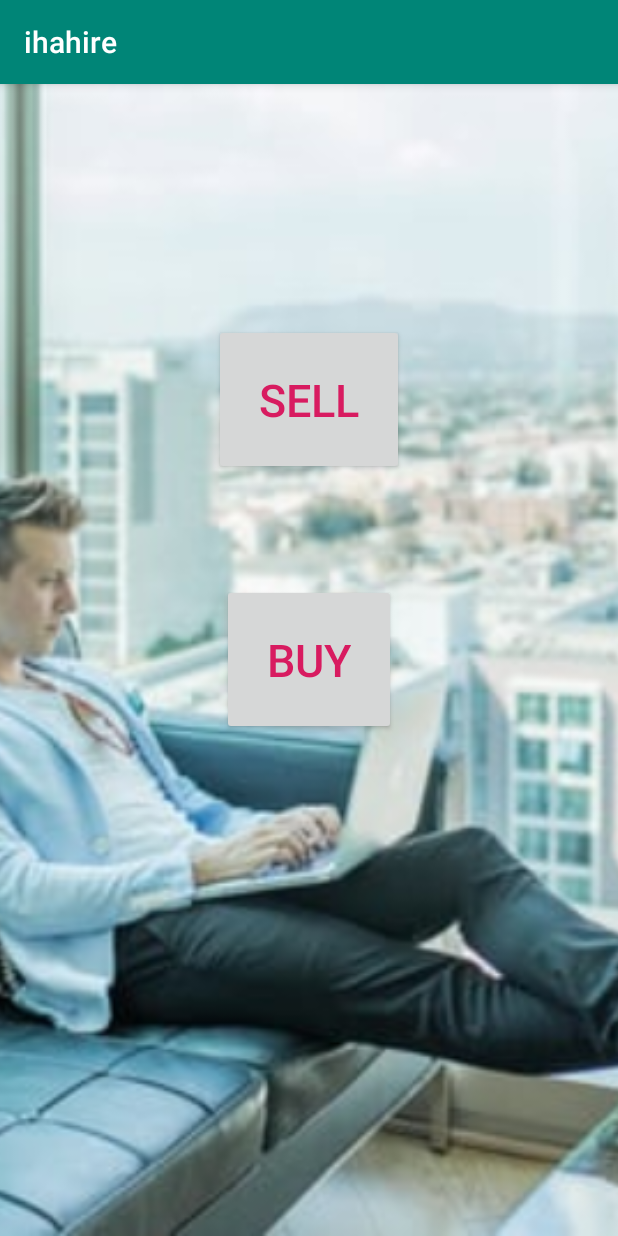
After one commit to mybene/Ihahire2, an Android app: the ChoiceActivity screen opened directly, with no data from a screen before it, on a phone screen of 412 x 824 dp. The commit adds this screen. Run offline under Robolectric (Android 15) with nearby library versions, the phone set to English and light mode, and no system bars; our stand-ins replace ButterKnife.

Commit message:
create choiceActivity

```diff
--- a/app/build.gradle
+++ b/app/build.gradle
@@ -26,4 +26,10 @@ dependencies {
     testImplementation 'junit:junit:4.12'
     androidTestImplementation 'androidx.test:runner:1.2.0'
     androidTestImplementation 'androidx.test.espresso:espresso-core:3.2.0'
+    //Retrofit dependecies
+    implementation 'com.squareup.retrofit2:retrofit:2.5.0'
+    implementation 'com.squareup.retrofit2:converter-gson:2.5.0'
+    //Butterknife depenecies
+    implementation 'com.jakewharton:butterknife:10.2.0'
+    annotationProcessor 'com.jakewharton:butterknife-compiler:10.2.0'
 }
--- a/app/src/main/AndroidManifest.xml
+++ b/app/src/main/AndroidManifest.xml
@@ -9,7 +9,8 @@
         android:roundIcon="@mipmap/ic_launcher_round"
         android:supportsRtl="true"
         android:theme="@style/AppTheme">
-        <activity android:name=".ui.SignUpActivity"></activity>
+        <activity android:name=".ui.ChoiceActivity"></activity>
+        <activity android:name=".ui.SignUpActivity" />
         <activity android:name=".ui.LoginActivity" />
         <activity android:name=".ui.MainActivity">
             <intent-filter>
--- /dev/null
+++ b/app/src/main/java/com/example/ihahire/ui/ChoiceActivity.java
@@ -0,0 +1,50 @@
+package com.example.ihahire.ui;
+
+import androidx.appcompat.app.AppCompatActivity;
+
+import android.content.Intent;
+import android.os.Bundle;
+import android.view.View;
+import android.widget.Button;
+
+import com.example.ihahire.R;
+
+import butterknife.BindView;
+import butterknife.ButterKnife;
+
+public class ChoiceActivity extends AppCompatActivity {
+    @BindView(R.id.buy)
+    Button mBuy;
+    @BindView(R.id.sell) Button mSell;
+
+
+    @Override
+    protected void onCreate(Bundle savedInstanceState) {
+        super.onCreate(savedInstanceState);
+        setContentView(R.layout.activity_choice);
+
+        ButterKnife.bind(this);
+
+        mBuy.setOnClickListener(new View.OnClickListener() {
+
+            @Override
+            public void onClick(View v) {
+                Intent intent = new Intent(ChoiceActivity.this, BuyMainActivity.class);
+                startActivity(intent);
+
+            }
+        });
+
+        mSell.setOnClickListener(new View.OnClickListener() {
+            @Override
+            public void onClick(View v) {
+                Intent intent1=new Intent(ChoiceActivity.this, sellActivity.class);
+                startActivity(intent1);
+            }
+        });
+
+
+
+
+    }
+}
--- /dev/null
+++ b/app/src/main/res/layout/activity_choice.xml
@@ -0,0 +1,37 @@
+<?xml version="1.0" encoding="utf-8"?>
+<RelativeLayout xmlns:android="http://schemas.android.com/apk/res/android"
+    xmlns:app="http://schemas.android.com/apk/res-auto"
+    xmlns:tools="http://schemas.android.com/tools"
+    android:layout_width="match_parent"
+    android:layout_height="match_parent"
+    tools:context=".ui.ChoiceActivity">
+
+    <ImageView
+        android:id="@+id/img2"
+        android:layout_width="match_parent"
+        android:layout_height="match_parent"
+        android:scaleType="centerCrop"
+        android:src="@drawable/choice" />
+
+    <Button
+        android:id="@+id/buy"
+        android:layout_width="wrap_content"
+        android:layout_height="wrap_content"
+        android:layout_centerInParent="true"
+        android:padding="30dp"
+        android:text="BUY"
+        android:textColor="@color/colorAccent"
+        android:textSize="30dp" />
+
+    <Button
+        android:id="@+id/sell"
+        android:layout_width="wrap_content"
+        android:layout_height="wrap_content"
+        android:layout_marginTop="160dp"
+        android:padding="30dp"
+        android:layout_centerHorizontal="true"
+        android:text="SELL"
+        android:textColor="@color/colorAccent"
+        android:textSize="30dp"/>
+
+</RelativeLayout>
--- a/app/src/main/res/layout/activity_login.xml
+++ b/app/src/main/res/layout/activity_login.xml
@@ -42,7 +42,6 @@
             android:textColorHint="@color/colorDivider"
             android:textSize="20sp" />
 
-
         <Button
             android:id="@+id/passwordLoginButton"
             android:layout_width="match_parent"
@@ -52,8 +51,6 @@
             android:background="@color/colorAccent"
             android:layout_marginTop="15dp"
             android:textColor="@color/colorTextIcons" />
-
-
 
     </LinearLayout>
 
```
Also changed, not shown: app/src/main/res/drawable/choice.jpeg (added).
